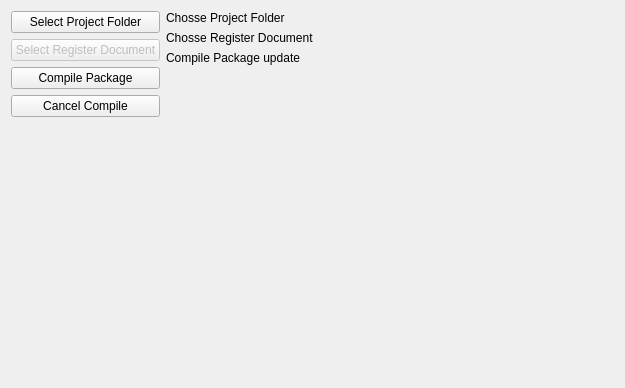
This is UXDesign/registerCompile.ui in Boomatang/Cullen-DMU as Qt 5 draws it before an edit. The edited form follows.
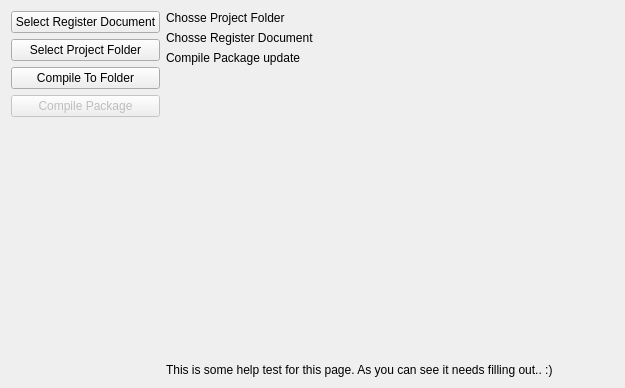
This is the edited form.

Commit message:
Register Compile
First sample of the register compile has been started.

What changed in the file:
```diff
--- a/UXDesign/registerCompile.ui
+++ b/UXDesign/registerCompile.ui
@@ -20,24 +20,40 @@
    <item>
     <layout class="QVBoxLayout" name="verticalLayout">
      <item>
-      <widget class="QPushButton" name="registerCompileSelectFolder">
+      <widget class="QPushButton" name="register_documnet">
+       <property name="enabled">
+        <bool>true</bool>
+       </property>
+       <property name="text">
+        <string>Select Register Document</string>
+       </property>
+      </widget>
+     </item>
+     <item>
+      <widget class="QPushButton" name="project_folder">
        <property name="text">
         <string>Select Project Folder</string>
        </property>
       </widget>
      </item>
      <item>
-      <widget class="QPushButton" name="registerCompileDocument">
+      <widget class="QPushButton" name="compile_to_folder">
+       <property name="sizePolicy">
+        <sizepolicy hsizetype="Preferred" vsizetype="Fixed">
+         <horstretch>0</horstretch>
+         <verstretch>0</verstretch>
+        </sizepolicy>
+       </property>
+       <property name="text">
+        <string>Compile To Folder</string>
+       </property>
+      </widget>
+     </item>
+     <item>
+      <widget class="QPushButton" name="compile_package">
        <property name="enabled">
         <bool>false</bool>
        </property>
-       <property name="text">
-        <string>Select Register Document</string>
-       </property>
-      </widget>
-     </item>
-     <item>
-      <widget class="QPushButton" name="registerCompileStart">
        <property name="sizePolicy">
         <sizepolicy hsizetype="Preferred" vsizetype="Fixed">
          <horstretch>0</horstretch>
@@ -49,19 +65,6 @@
        </property>
       </widget>
      </item>
-     <item>
-      <widget class="QPushButton" name="registerCompileCancel">
-       <property name="sizePolicy">
-        <sizepolicy hsizetype="Preferred" vsizetype="Fixed">
-         <horstretch>0</horstretch>
-         <verstretch>0</verstretch>
-        </sizepolicy>
-       </property>
-       <property name="text">
-        <string>Cancel Compile</string>
-       </property>
-      </widget>
-     </item>
      <item>
       <spacer name="verticalSpacer">
        <property name="orientation">
@@ -126,6 +129,16 @@
        </property>
       </spacer>
      </item>
+     <item>
+      <widget class="QLabel" name="help_label">
+       <property name="text">
+        <string>This is some help test for this page. As you can see it needs filling out.. :)</string>
+       </property>
+       <property name="wordWrap">
+        <bool>true</bool>
+       </property>
+      </widget>
+     </item>
     </layout>
    </item>
   </layout>
```
The commit also changes 2 other files.
